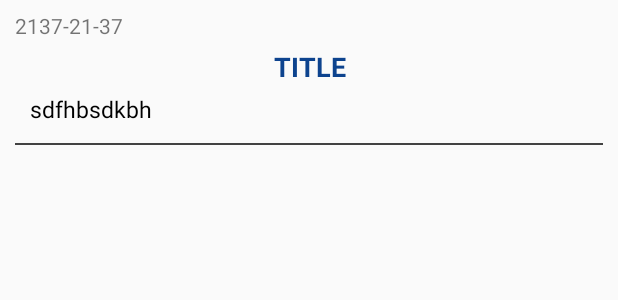
After one commit to asi-pwr/hopeIT, an Android app: the layout item_message.xml on its own in the app's theme, with its tools: preview values and no code run, on a phone screen of 412 x 824 dp. The commit adds this screen. Shown: the top 300 px of the screen. Run offline under Robolectric (Android 15) with nearby library versions, the phone set to English and light mode, and no system bars.

Commit message:
add Messages tab

```diff
--- a/hopeItApp/hopeItApp/app/src/main/AndroidManifest.xml
+++ b/hopeItApp/hopeItApp/app/src/main/AndroidManifest.xml
@@ -16,11 +16,9 @@
         android:name="com.orm.SugarApp">
 
         <meta-data android:name="DATABASE" android:value="database.db" />
-        <meta-data android:name="VERSION" android:value="2" />
+        <meta-data android:name="VERSION" android:value="3" />
         <meta-data android:name="QUERY_LOG" android:value="true" />
         <meta-data android:name="DOMAIN_PACKAGE_NAME" android:value="com.asi.hopeitapp.Model" />
-
-
 
         <!-- Bug in activity resolver(?), fix later -->
         <activity
--- a/hopeItApp/hopeItApp/app/src/main/java/com/asi/hopeitapp/Network/HopeService.java
+++ b/hopeItApp/hopeItApp/app/src/main/java/com/asi/hopeitapp/Network/HopeService.java
@@ -1,6 +1,7 @@
 package com.asi.hopeitapp.Network;
 
 import com.asi.hopeitapp.Model.DonationWrapper;
+import com.asi.hopeitapp.Model.MessageList;
 import com.asi.hopeitapp.Model.PatientList;
 import com.asi.hopeitapp.Model.PaymentList;
 import com.asi.hopeitapp.Model.Token;
@@ -24,6 +25,9 @@ interface HopeService {
     @GET("v1/payments")
     Call<PaymentList> getPayments();
 
+    @GET("v1/messages")
+    Call<MessageList> getMessages();
+
     @POST("v1/payu/token")
     Call<Token> getToken(@Body PayuWrapper payuWrapper);
 
--- /dev/null
+++ b/hopeItApp/hopeItApp/app/src/main/res/layout/item_message.xml
@@ -0,0 +1,43 @@
+<?xml version="1.0" encoding="utf-8"?>
+<LinearLayout xmlns:android="http://schemas.android.com/apk/res/android"
+    android:layout_width="match_parent"
+    android:layout_height="wrap_content"
+    android:layout_marginEnd="10dp"
+    android:layout_marginStart="10dp"
+    android:layout_marginBottom="7dp"
+    android:layout_marginTop="7dp"
+    android:orientation="vertical">
+
+    <TextView
+        android:id="@+id/notification_hist_time"
+        android:layout_width="match_parent"
+        android:layout_height="wrap_content"
+        android:text="@string/message_date_place_holder"/>
+
+    <TextView
+        android:id="@+id/notification_hist_title"
+        android:layout_width="match_parent"
+        android:layout_height="wrap_content"
+        android:layout_marginTop="5dp"
+        android:textAllCaps="true"
+        android:textStyle="bold"
+        android:textColor="@color/colorPrimary"
+        android:textAlignment="center"
+        android:textSize="18sp"
+        android:text="@string/message_title_place_holder"/>
+
+    <TextView
+        android:id="@+id/notification_hist_message"
+        android:layout_width="match_parent"
+        android:layout_height="wrap_content"
+        android:layout_marginTop="5dp"
+        android:layout_marginBottom="8sp"
+        android:layout_marginStart="10dp"
+        android:layout_marginEnd="10dp"
+        android:textColor="@color/textBlack"
+        android:textSize="15sp"
+        android:text="@string/message_place_holder"/>
+
+    <include layout="@layout/divider" />
+
+</LinearLayout>
--- a/hopeItApp/hopeItApp/app/src/main/res/layout/item_payment.xml
+++ b/hopeItApp/hopeItApp/app/src/main/res/layout/item_payment.xml
@@ -2,7 +2,8 @@
 <LinearLayout xmlns:android="http://schemas.android.com/apk/res/android"
     android:orientation="vertical"
     android:layout_width="match_parent"
-    android:layout_height="wrap_content">
+    android:layout_height="wrap_content"
+    android:layout_margin="5dp">
 
     <RelativeLayout
         android:layout_width="match_parent"
--- a/hopeItApp/hopeItApp/app/src/main/res/menu/activity_main_drawer.xml
+++ b/hopeItApp/hopeItApp/app/src/main/res/menu/activity_main_drawer.xml
@@ -10,4 +10,9 @@
         android:icon="@drawable/ic_heart"
         android:title="@string/menu_payments" />
 
+    <item
+        android:id="@+id/nav_messages"
+        android:icon="@drawable/ic_heart"
+        android:title="@string/menu_messages" />
+
 </menu>
--- a/hopeItApp/hopeItApp/app/src/main/res/values/strings.xml
+++ b/hopeItApp/hopeItApp/app/src/main/res/values/strings.xml
@@ -21,4 +21,9 @@
     <string name="payu_token_service_class_full_qualified_name">com.example.service.YourTokenProvide
 rService</string>
     <string name="patient_place_holder2">Patient Place holder</string>
+    <string name="message_place_holder">sdfhbsdkbh</string>
+    <string name="message_title_place_holder">Title</string>
+    <string name="message_date_place_holder">2137-21-37</string>
+    <string name="menu_messages">Wiadomości Fundacji</string>
+    <string name="title_messages">Wiadomości od fundacji</string>
 </resources>
```
Also changed, not shown: hopeItApp/hopeItApp/app/src/main/java/com/asi/hopeitapp/Main/MainActivity.java (+9 -0 lines), hopeItApp/hopeItApp/app/src/main/java/com/asi/hopeitapp/Messages/MessagesAdapter.java (added, +74 -0 lines), hopeItApp/hopeItApp/app/src/main/java/com/asi/hopeitapp/Messages/MessagesFragment.java (added, +67 -0 lines), hopeItApp/hopeItApp/app/src/main/java/com/asi/hopeitapp/Model/Message.java (added, +68 -0 lines), hopeItApp/hopeItApp/app/src/main/java/com/asi/hopeitapp/Model/MessageList.java (added, +25 -0 lines), hopeItApp/hopeItApp/app/src/main/java/com/asi/hopeitapp/Network/NetworkManager.java (+50 -0 lines), hopeItApp/hopeItApp/app/src/main/res/layout/messages_fragment.xml (added, +12 -0 lines).
